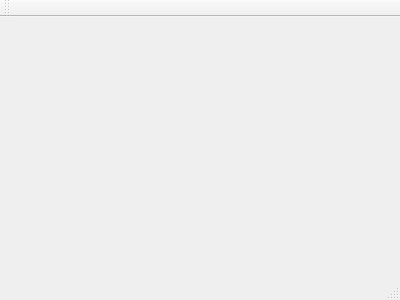
sh3ev/Pomidorek, file mainwindow.ui: the form before one commit.
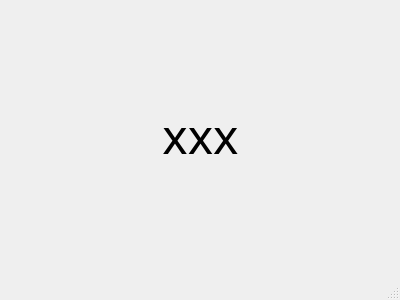
The form after the commit.

```diff
--- a/mainwindow.ui
+++ b/mainwindow.ui
@@ -12,13 +12,33 @@
   <property name="windowTitle" >
    <string>MainWindow</string>
   </property>
-  <widget class="QMenuBar" name="menuBar" />
-  <widget class="QToolBar" name="mainToolBar" />
-  <widget class="QWidget" name="centralWidget" />
-  <widget class="QStatusBar" name="statusBar" />
+  <widget class="QWidget" name="centralWidget">
+   <widget class="QLabel" name="label">
+    <property name="geometry">
+     <rect>
+      <x>0</x>
+      <y>110</y>
+      <width>401</width>
+      <height>51</height>
+     </rect>
+    </property>
+    <property name="font">
+     <font>
+      <family>Capture it</family>
+      <pointsize>36</pointsize>
+     </font>
+    </property>
+    <property name="text">
+     <string>xxx</string>
+    </property>
+    <property name="alignment">
+     <set>Qt::AlignCenter</set>
+    </property>
+   </widget>
+  </widget>
+  <widget class="QStatusBar" name="statusBar"/>
  </widget>
- <layoutDefault spacing="6" margin="11" />
- <pixmapfunction></pixmapfunction>
+ <layoutdefault spacing="6" margin="11"/>
  <resources/>
  <connections/>
 </ui>
```
Left out of the diff: 7 changed lines with no effect on the pictures.
